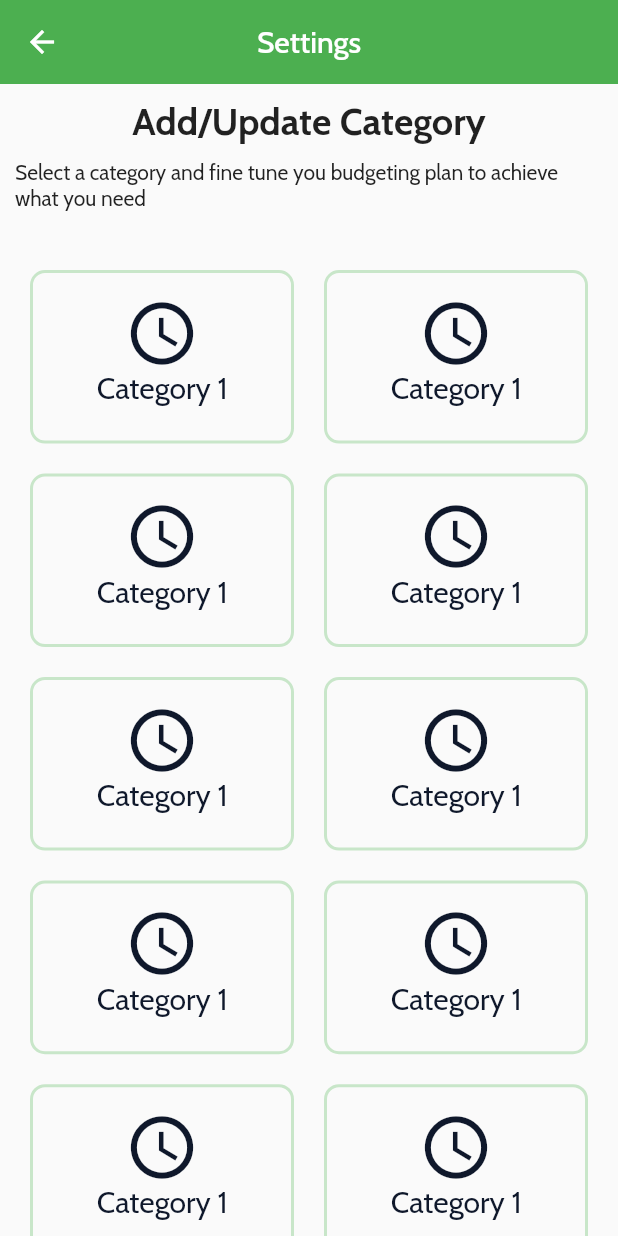
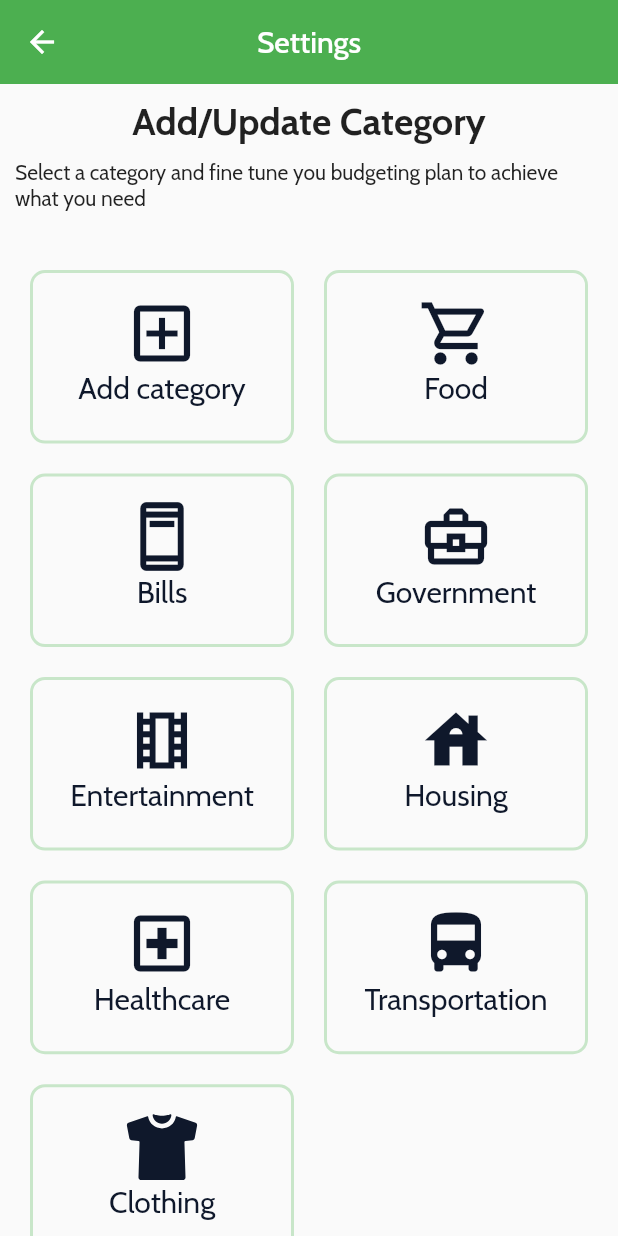
Before and after one commit to captainmio/expenses_management_app, a Flutter app: the screen it shows after launch, after a tap on the "settings" icon, on a phone screen of 412 x 824 dp. Run offline on Flutter 3.47's test engine with Material 2 defaults, Android fonts, the phone set to English and light mode, and no system bars; our stand-ins replace fl_chart, flutter_vector_icons, google_fonts.

Commit message:
update categories

```diff
--- a/lib/main.dart
+++ b/lib/main.dart
@@ -1,14 +1,13 @@
 import 'package:expenses_management_app/constants/page_lists.dart';
-import 'package:expenses_management_app/provider_models/provider_page_model.dart';
+import 'package:expenses_management_app/provider_models/provider_config_model.dart';
 import 'package:flutter/material.dart';
 import 'package:google_fonts/google_fonts.dart';
 
 import 'package:provider/provider.dart';
 
-
 void main() {
   runApp(ChangeNotifierProvider(
-    create: (context) => ProviderPageModel(),
+    create: (context) => ProviderConfigModel(),
     child: const MyApp(),
   ));
 }
@@ -23,7 +22,7 @@ class MyApp extends StatefulWidget {
 class _MyAppState extends State<MyApp> {
   @override
   Widget build(BuildContext context) {
-    final providerPageModel = Provider.of<ProviderPageModel>(context);
+    final providerPageModel = Provider.of<ProviderConfigModel>(context);
 
     return MaterialApp(
       home: screens[providerPageModel.currentIndex],
--- /dev/null
+++ b/lib/models/category_model.dart
@@ -0,0 +1,8 @@
+import 'package:flutter/material.dart';
+
+class CategoryModel {
+  final int? id;
+  final String title;
+  final IconData icon;
+  CategoryModel({this.id, required this.title, required this.icon});
+}
--- /dev/null
+++ b/lib/provider_models/provider_config_model.dart
@@ -0,0 +1,59 @@
+import 'package:flutter/material.dart';
+import 'package:flutter_vector_icons/flutter_vector_icons.dart';
+
+import '../models/category_model.dart';
+
+class ProviderConfigModel extends ChangeNotifier {
+  int currentIndex = 0;
+  List<CategoryModel> categories = [
+    CategoryModel(
+      title: 'Add category',
+      icon: Icons.add_box_outlined,
+    ),
+    CategoryModel(
+      id: 1,
+      title: 'Food',
+      icon: Icons.local_grocery_store_outlined,
+    ),
+    CategoryModel(
+      id: 2,
+      title: 'Bills',
+      icon: Icons.ad_units_outlined,
+    ),
+    CategoryModel(
+      id: 3,
+      title: 'Government',
+      icon: Icons.business_center_outlined,
+    ),
+    CategoryModel(
+      id: 4,
+      title: 'Entertainment',
+      icon: Icons.local_movies_outlined,
+    ),
+    CategoryModel(
+      id: 5,
+      title: 'Housing',
+      icon: Icons.house,
+    ),
+    CategoryModel(
+      id: 6,
+      title: 'Healthcare',
+      icon: Icons.local_hospital_outlined,
+    ),
+    CategoryModel(
+      id: 7,
+      title: 'Transportation',
+      icon: Icons.directions_bus,
+    ),
+    CategoryModel(
+      id: 8,
+      title: 'Clothing',
+      icon: Ionicons.shirt,
+    ),
+  ];
+
+  void updateCurrentIndex(int index) {
+    currentIndex = index;
+    notifyListeners();
+  }
+}
--- a/lib/provider_models/provider_page_model.dart
+++ /dev/null
@@ -1,10 +0,0 @@
-import 'package:flutter/material.dart';
-
-class ProviderPageModel extends ChangeNotifier {
-  int currentIndex = 0;
-
-  void updateCurrentIndex(int index) {
-    currentIndex = index;
-    notifyListeners();
-  }
-}
--- a/lib/screens/home.dart
+++ b/lib/screens/home.dart
@@ -41,11 +41,6 @@ class HomeScreen extends StatelessWidget {
         value: 30,
         label: "Income",
         color: Colors.lightBlue,
-      ),
-      PieChartModel(
-        value: 30,
-        label: "Saving",
-        color: Colors.pink,
       )
     ];
 
@@ -111,7 +106,7 @@ class HomeScreen extends StatelessWidget {
     return Column(
       children: [
         Padding(
-          padding: const EdgeInsets.all(20),
+          padding: const EdgeInsets.fromLTRB(20, 0, 20, 20),
           child: Column(
             children: [
               AspectRatio(
@@ -161,13 +156,13 @@ class HomeScreen extends StatelessWidget {
               Row(
                 children: [
                   detailTile(
-                    name: 'Ingoing',
+                    name: 'Income',
                     value: 500.0,
                     icon: const Icon(Icons.outbox, color: Colors.white),
                   ),
                   const SizedBox(width: 10),
                   detailTile(
-                    name: 'Outgoing',
+                    name: 'Expenses',
                     value: 200.0,
                     icon: const Icon(Icons.inbox, color: Colors.white),
                   ),
--- a/lib/screens/settings.dart
+++ b/lib/screens/settings.dart
@@ -1,6 +1,9 @@
+import 'package:expenses_management_app/models/category_model.dart';
 import 'package:expenses_management_app/widgets/category_box.dart';
 import 'package:flutter/material.dart';
+import 'package:provider/provider.dart';
 
+import '../provider_models/provider_config_model.dart';
 import '../widgets/app_bar.dart';
 import '../widgets/bottom_navbar.dart';
 
@@ -9,6 +12,8 @@ class SettingScreen extends StatelessWidget {
 
   @override
   Widget build(BuildContext context) {
+    final providerPageModel = Provider.of<ProviderConfigModel>(context);
+    List<CategoryModel> categories = providerPageModel.categories;
     return Scaffold(
       appBar: const CustomAppBar(
         title: "Settings",
@@ -39,19 +44,22 @@ class SettingScreen extends StatelessWidget {
               ),
               SizedBox(
                 height: MediaQuery.of(context).size.height,
-                child: GridView.count(
-                  crossAxisCount: 2,
-                  childAspectRatio: 13 / 9,
-                  physics: NeverScrollableScrollPhysics(),
-                  children: List.generate(
-                    15,
-                    (index) => const Padding(
-                      padding: EdgeInsets.all(10),
-                      child: CategoryBox(),
-                    ),
+                child: GridView.builder(
+                  gridDelegate: const SliverGridDelegateWithFixedCrossAxisCount(
+                    crossAxisCount: 2,
+                    childAspectRatio: 13 / 9,
                   ),
+                  itemCount: categories.length,
+                  itemBuilder: (context, index) {
+                    return Padding(
+                      padding: const EdgeInsets.all(10),
+                      child: CategoryBox(
+                          title: categories[index].title,
+                          icon: categories[index].icon),
+                    );
+                  },
                 ),
-              )
+              ),
             ],
           ),
         ),
--- a/lib/widgets/bottom_navbar.dart
+++ b/lib/widgets/bottom_navbar.dart
@@ -3,14 +3,14 @@ import 'package:provider/provider.dart';
 
 import '../constants/page_lists.dart';
 import '../constants/theme_color.dart';
-import '../provider_models/provider_page_model.dart';
+import '../provider_models/provider_config_model.dart';
 
 class BottomNavBar extends StatelessWidget {
   const BottomNavBar({super.key});
 
   @override
   Widget build(BuildContext context) {
-    final providerPageModel = Provider.of<ProviderPageModel>(context);
+    final providerPageModel = Provider.of<ProviderConfigModel>(context);
 
     void setItem(int index) {
       providerPageModel.updateCurrentIndex(index);
--- a/lib/widgets/category_box.dart
+++ b/lib/widgets/category_box.dart
@@ -2,7 +2,11 @@ import 'package:expenses_management_app/constants/theme_color.dart';
 import 'package:flutter/material.dart';
 
 class CategoryBox extends StatelessWidget {
-  const CategoryBox({super.key});
+  final int? id;
+  final String title;
+  final IconData icon;
+  const CategoryBox(
+      {super.key, required this.title, required this.icon, this.id});
 
   @override
   Widget build(BuildContext context) {
@@ -19,12 +23,12 @@ class CategoryBox extends StatelessWidget {
       child: Column(
         children: [
           Icon(
-            Icons.access_time_sharp,
+            icon,
             size: 50,
             color: fontColor,
           ),
           Text(
-            'Category 1',
+            title,
             style: TextStyle(
               fontSize: 20,
               color: fontColor,
```
Also changed, not shown: pubspec.yaml (+3 -4 lines), pubspec.lock.
